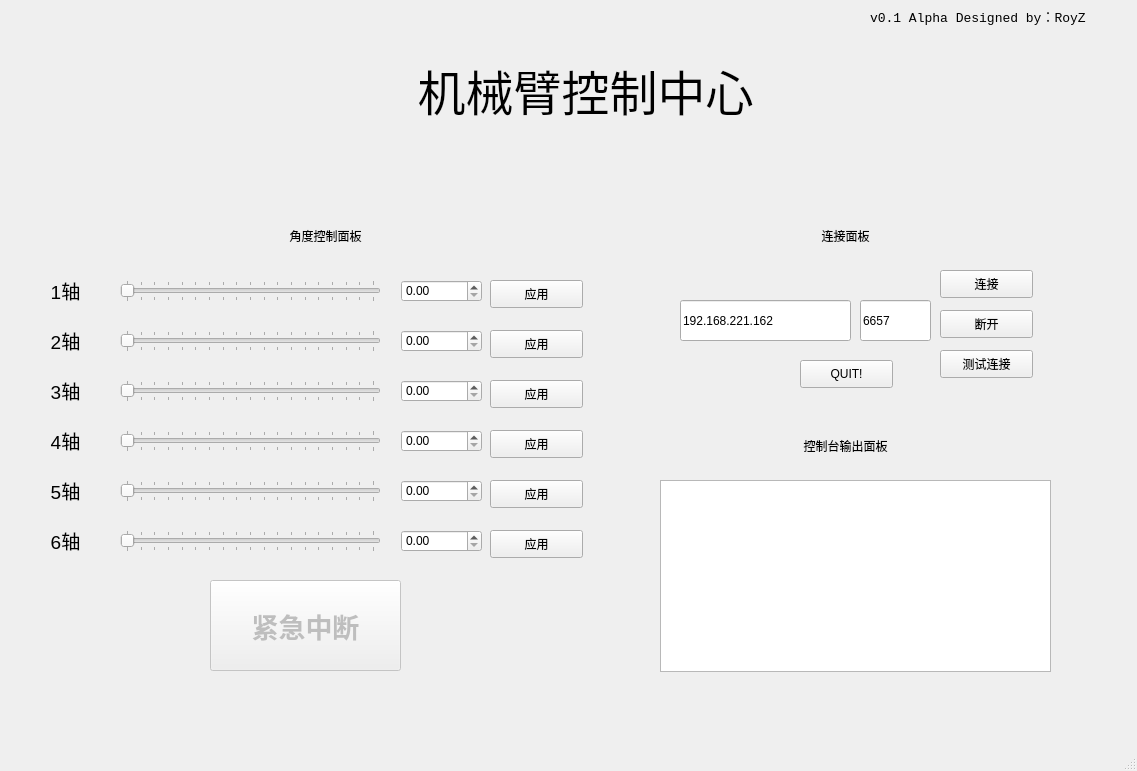
Before: the Qt Designer form QT-UI/mainwindow.ui in RoyZ-iwnl/Robot-Arm-Practice-2024, drawn with Qt 5.
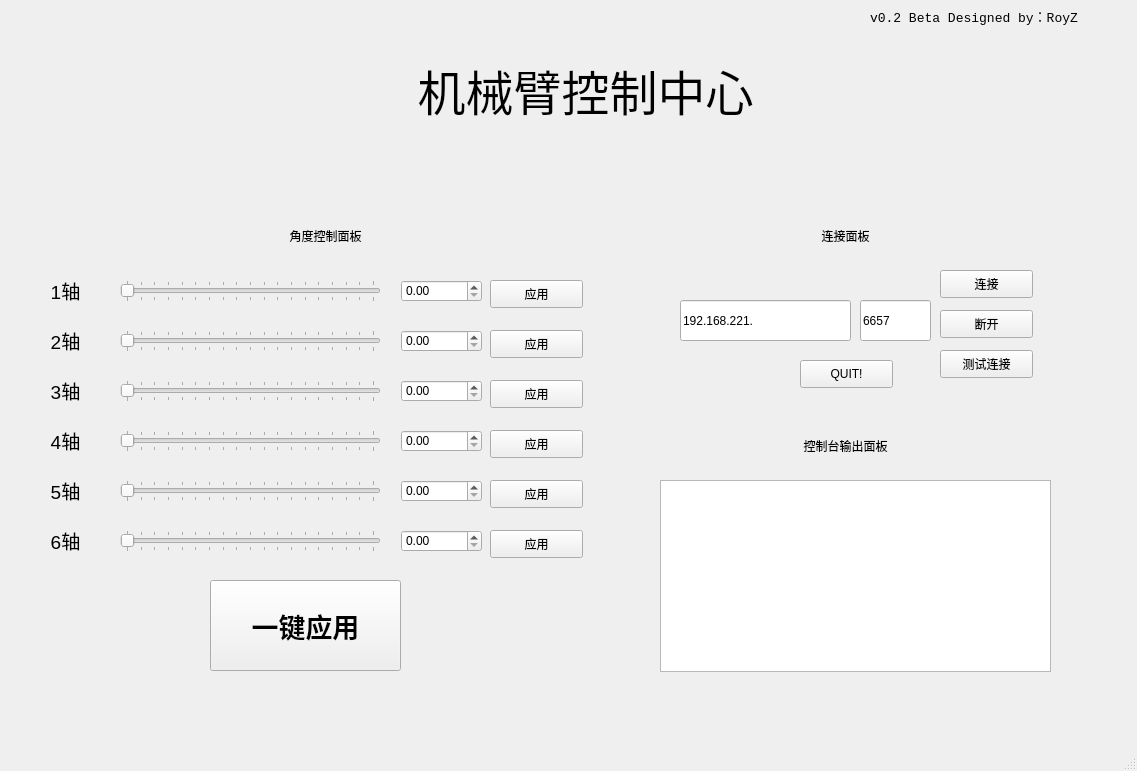
After: the same form once the commit is applied.

Commit message: 添加一键发送按钮

```diff
--- a/QT-UI/mainwindow.ui
+++ b/QT-UI/mainwindow.ui
@@ -48,7 +48,7 @@
      </rect>
     </property>
     <property name="text">
-     <string>192.168.221.162</string>
+     <string>192.168.221.</string>
     </property>
    </widget>
    <widget class="QPushButton" name="ButtonTestConnect">
@@ -517,7 +517,7 @@
    </widget>
    <widget class="QPushButton" name="ButtonSTOP">
     <property name="enabled">
-     <bool>false</bool>
+     <bool>true</bool>
     </property>
     <property name="geometry">
      <rect>
@@ -531,7 +531,6 @@
      <font>
       <family>微软雅黑</family>
       <pointsize>20</pointsize>
-      <weight>75</weight>
       <bold>true</bold>
      </font>
     </property>
@@ -539,7 +538,7 @@
      <cursorShape>PointingHandCursor</cursorShape>
     </property>
     <property name="text">
-     <string>紧急中断</string>
+     <string>一键应用</string>
     </property>
     <property name="flat">
      <bool>false</bool>
@@ -612,7 +611,7 @@
      </font>
     </property>
     <property name="text">
-     <string>v0.1 Alpha Designed by：RoyZ</string>
+     <string>v0.2 Beta Designed by：RoyZ</string>
     </property>
    </widget>
    <widget class="QPushButton" name="ButtonSend5">
```
Left out of the diff: 2 changed lines with no effect on the pictures. The commit also changes 11 other files.
